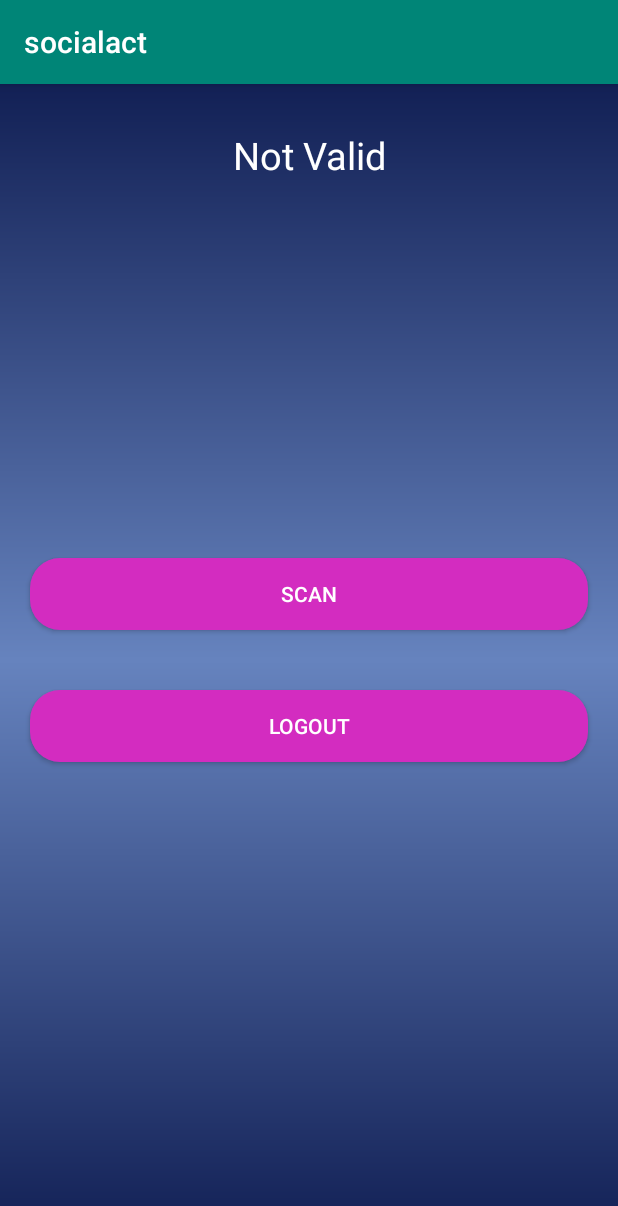
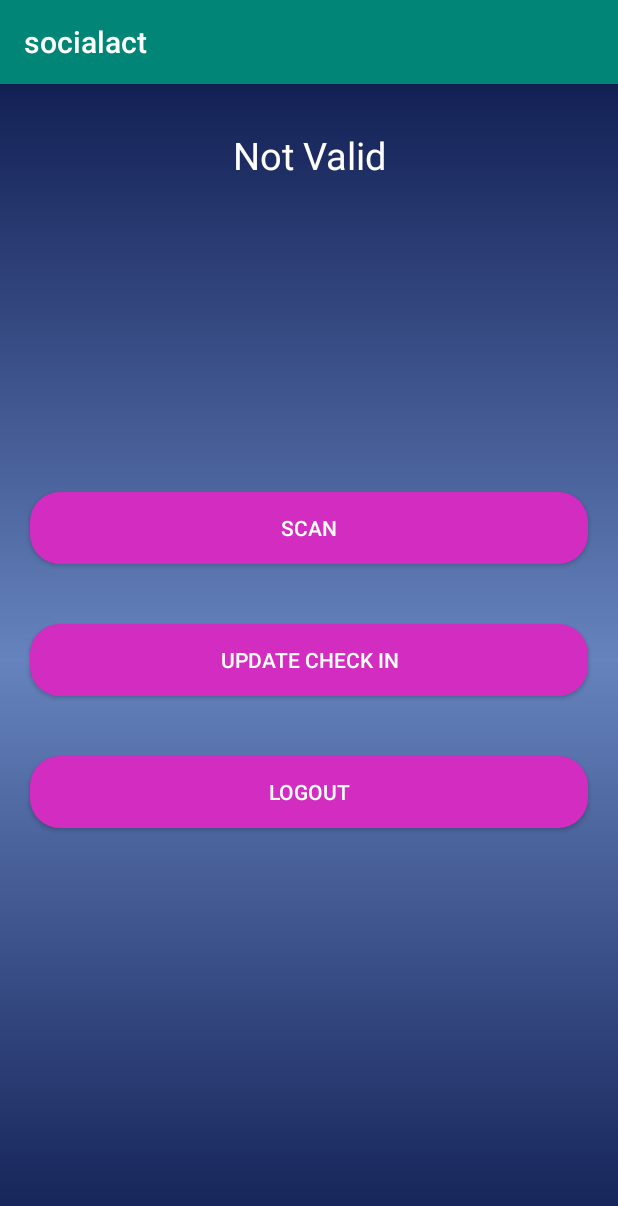
Before and after one commit to sndsh7/check-inApp, an Android app: the ExhibitorScanQR screen opened directly, with no data from a screen before it, on a phone screen of 412 x 824 dp. Shown: the top 1206 px of the screen. Run offline under Robolectric (Android 15) with nearby library versions, the phone set to English and light mode, and no system bars; our stand-ins replace Picasso; libraries missing offline, so code that uses them is left out: com.google.zxing.integration; pictures from the network do not load.

Commit message:
local checkin

```diff
--- a/app/src/main/AndroidManifest.xml
+++ b/app/src/main/AndroidManifest.xml
@@ -2,6 +2,7 @@
 <manifest xmlns:android="http://schemas.android.com/apk/res/android"
     package="co.in.socailbuzz.socialact">
 
+    <uses-permission android:name="android.permission.ACCESS_NETWORK_STATE" />
     <uses-permission android:name="android.permission.INTERNET" />
     <uses-permission android:name="android.permission.CAMERA" />
 
--- a/app/src/main/java/co/in/socailbuzz/socialact/Constants.java
+++ b/app/src/main/java/co/in/socailbuzz/socialact/Constants.java
@@ -3,5 +3,7 @@ package co.in.socailbuzz.socialact;
 public class Constants {
 
     public static final String EXHIBITOR_CREDENTIALS = "exhibitor_login";
-    public static final String EXHIBITOR_NAME="exhibitorName";
+    public static final String EXHIBITOR_USERS="exhibitor_users";
+    public static final String EXHIBITOR_NAME = "exhibitorName";
+
 }
--- a/app/src/main/java/co/in/socailbuzz/socialact/ExhibitorLogin.java
+++ b/app/src/main/java/co/in/socailbuzz/socialact/ExhibitorLogin.java
@@ -35,6 +35,7 @@ public class ExhibitorLogin extends AppCompatActivity implements View.OnClickLis
         }
         SharedPreferences.Editor editor = getSharedPreferences(Constants.EXHIBITOR_CREDENTIALS, Context.MODE_PRIVATE).edit();
         editor.putString(Constants.EXHIBITOR_NAME, exName).apply();
-        startActivity(new Intent(this,ExhibitorScanQR.class));
+        startActivity(new Intent(this, ExhibitorScanQR.class));
+        finish();
     }
 }
--- a/app/src/main/res/layout/activity_exhibitor_scan_qr.xml
+++ b/app/src/main/res/layout/activity_exhibitor_scan_qr.xml
@@ -7,6 +7,13 @@
     android:background="@drawable/login_gradient"
     android:orientation="vertical"
     tools:context=".ExhibitorScanQR">
+    <ProgressBar
+        android:id="@+id/updateProgress_scanQr"
+        android:layout_width="wrap_content"
+        android:layout_height="wrap_content"
+        android:layout_below="@id/exhibitorName_scanQr"
+        android:layout_centerHorizontal="true"
+        android:visibility="gone"/>
 
     <TextView
         android:id="@+id/exhibitorName_scanQr"
@@ -34,6 +41,15 @@
             android:textColor="@android:color/white" />
 
         <Button
+            android:id="@+id/updateCheckIn_scanQr"
+            android:layout_width="match_parent"
+            android:layout_height="wrap_content"
+            android:layout_margin="20dp"
+            android:background="@drawable/custom_button"
+            android:text="UPDATE CHECK IN"
+            android:textColor="@android:color/white" />
+
+        <Button
             android:id="@+id/logOutButton_scanQr"
             android:layout_width="match_parent"
             android:layout_height="wrap_content"
```
Also changed, not shown: app/src/main/java/co/in/socailbuzz/socialact/ExhibitorScanQR.java (+62 -2 lines), app/src/main/java/co/in/socailbuzz/socialact/MainActivity.java (+7 -2 lines), app/src/main/java/co/in/socailbuzz/socialact/MyApplication.java (+19 -1 lines).
